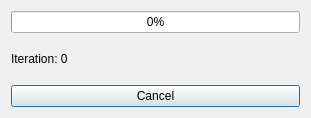
Inexorably/gwentCalc, file progressdialog.ui: the form before one commit.
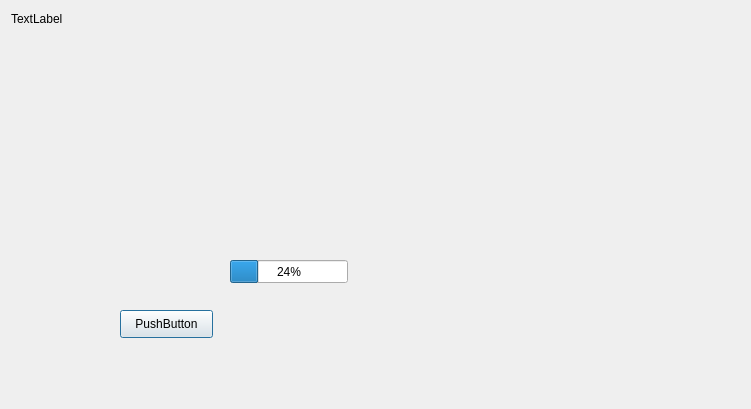
The form after the commit.

What changed in the file:
```diff
--- a/progressdialog.ui
+++ b/progressdialog.ui
@@ -6,36 +6,63 @@
    <rect>
     <x>0</x>
     <y>0</y>
-    <width>311</width>
-    <height>118</height>
+    <width>751</width>
+    <height>409</height>
    </rect>
   </property>
   <property name="windowTitle">
    <string>Dialog</string>
   </property>
-  <layout class="QGridLayout" name="gridLayout">
-   <item row="2" column="0">
-    <widget class="QPushButton" name="pushButton">
+  <widget class="QLabel" name="label">
+   <property name="geometry">
+    <rect>
+     <x>11</x>
+     <y>11</y>
+     <width>55</width>
+     <height>16</height>
+    </rect>
+   </property>
      <property name="text">
-      <string>Cancel</string>
-     </property>
-    </widget>
-   </item>
-   <item row="0" column="0">
+    <string>TextLabel</string>
+   </property>
+  </widget>
+  <widget class="QWidget" name="gridLayoutWidget">
+   <property name="geometry">
+    <rect>
+     <x>170</x>
+     <y>29</y>
+     <width>411</width>
+     <height>191</height>
+    </rect>
+   </property>
+   <layout class="QGridLayout" name="gridLayout"/>
+  </widget>
     <widget class="QProgressBar" name="progressBar">
+   <property name="geometry">
+    <rect>
+     <x>230</x>
+     <y>260</y>
+     <width>118</width>
+     <height>23</height>
+    </rect>
+   </property>
      <property name="value">
-      <number>0</number>
-     </property>
-    </widget>
-   </item>
-   <item row="1" column="0">
-    <widget class="QLabel" name="label">
+    <number>24</number>
+   </property>
+  </widget>
+  <widget class="QPushButton" name="pushButton">
+   <property name="geometry">
+    <rect>
+     <x>120</x>
+     <y>310</y>
+     <width>93</width>
+     <height>28</height>
+    </rect>
+   </property>
      <property name="text">
-      <string>Iteration: 0</string>
-     </property>
-    </widget>
-   </item>
-  </layout>
+    <string>PushButton</string>
+   </property>
+  </widget>
  </widget>
  <resources/>
  <connections/>
```
Lines whose indentation alone changed are shown as unchanged.
